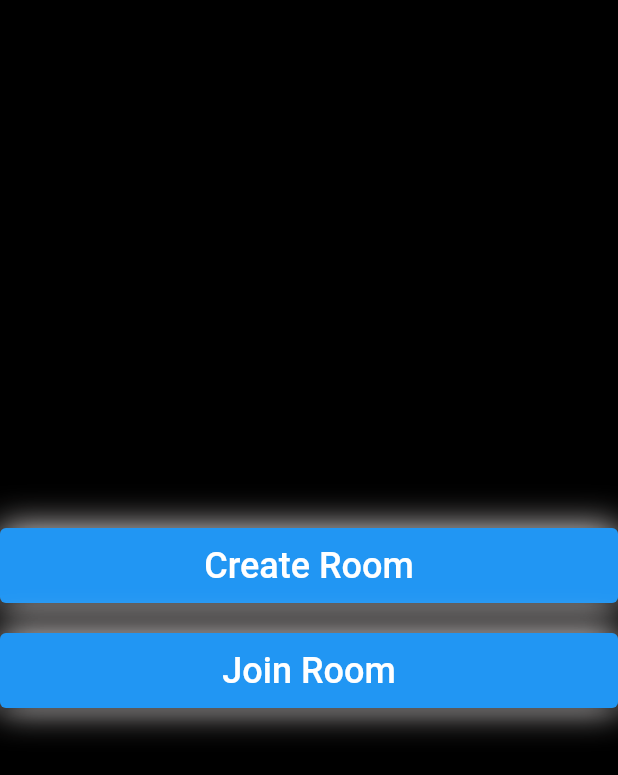
After one commit to dominicfanucchi/card-game-bs, a Flutter app: the screen it shows after launch, on a phone screen of 412 x 824 dp. The commit adds this screen. Shown: the top 775 px of the screen. Run offline on Flutter 3.47's test engine with Material 2 defaults, Android fonts, the phone set to English and light mode, and no system bars.

Commit message:
trying again

```diff
--- /dev/null
+++ b/lib/responsive/responsive.dart
@@ -0,0 +1,21 @@
+import 'package:flutter/material.dart';
+
+class Responsive extends StatelessWidget {
+  final Widget child;
+  const Responsive({
+    Key? key,
+    required this.child,
+  }) : super(key: key);
+
+  @override
+  Widget build(BuildContext context) {
+    return Center(
+      child: ConstrainedBox(
+        constraints: const BoxConstraints(
+          maxWidth: 600,
+        ),
+        child: child,
+      ),
+    );
+  }
+}
--- a/lib/screens/main_menu_screen.dart
+++ b/lib/screens/main_menu_screen.dart
@@ -1,3 +1,4 @@
+import 'package:bullshit/responsive/responsive.dart';
 import 'package:flutter/material.dart';
 import 'package:bullshit/widgets/custom_button.dart';
 
@@ -7,7 +8,8 @@ class MainMenuScreen extends StatelessWidget {
   @override
   Widget build(BuildContext context) {
     return Scaffold(
-      body: Column(
+      body: Responsive(
+        child: Column(
           mainAxisAlignment: MainAxisAlignment.center,
           children: [
             CustomButton(
@@ -21,6 +23,7 @@ class MainMenuScreen extends StatelessWidget {
             ),
           ],
         ),
+      ),
     );
   }
 }
```
Also changed, not shown: 11 other files. Lines whose indentation alone changed are shown as unchanged.
